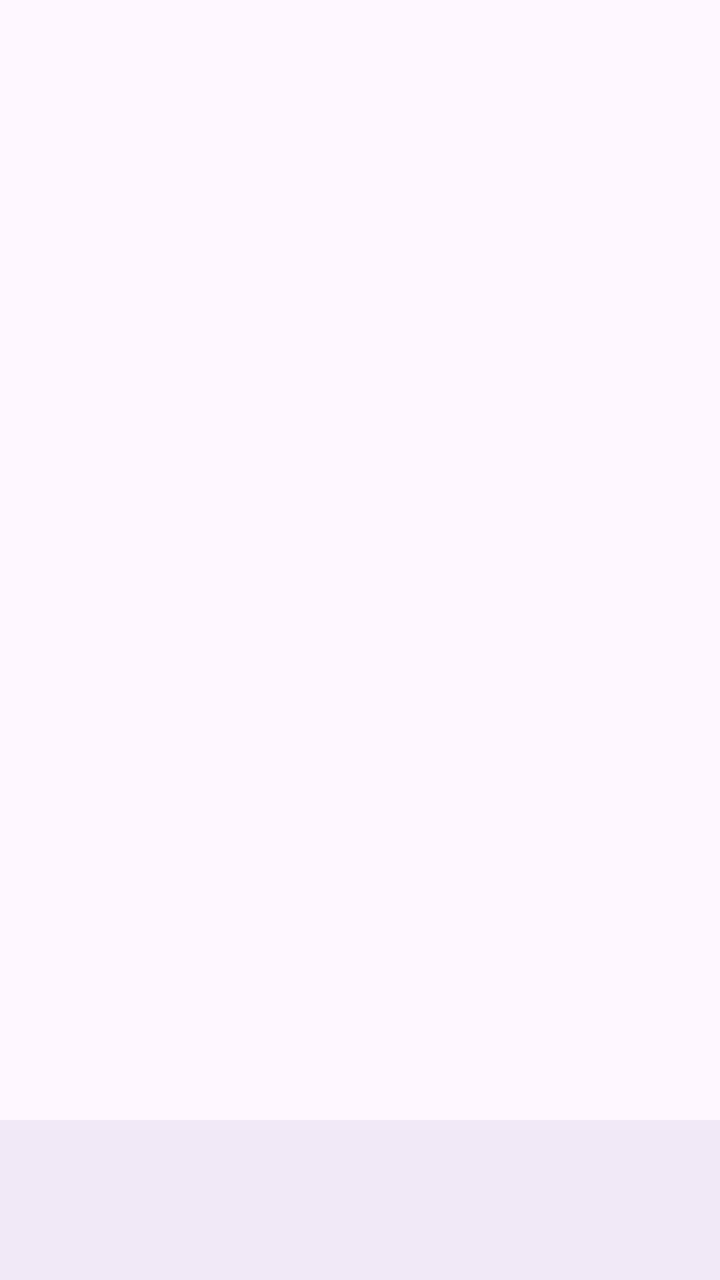
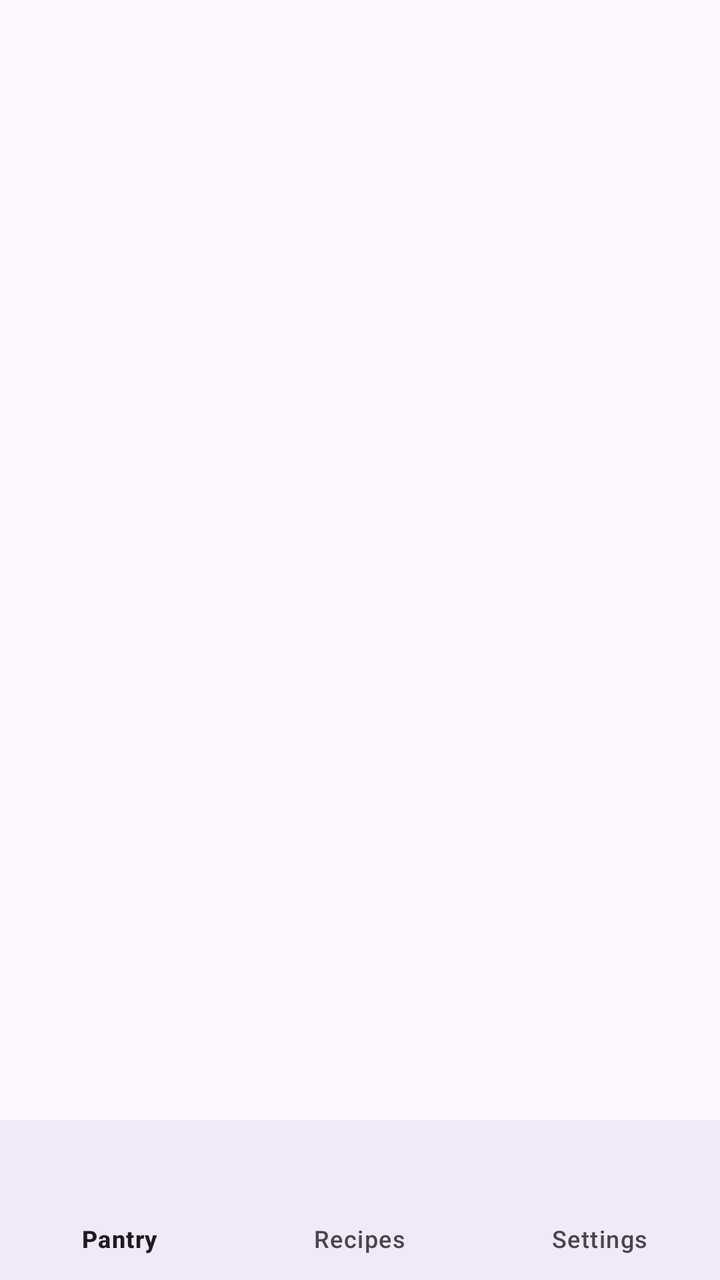

Two renders of the same Android screen: before a commit and after it. Below are the layout's source before the change and the commit's diff.
<!-- AndroidManifest.xml: application theme Theme.SmartPantryManager -->
<!-- res/layout/activity_suggested_recipes.xml -->
<?xml version="1.0" encoding="utf-8"?>
<RelativeLayout xmlns:android="http://schemas.android.com/apk/res/android"
    android:layout_width="match_parent"
    android:layout_height="match_parent">

    <androidx.recyclerview.widget.RecyclerView
        android:id="@+id/recyclerViewRecipes"
        android:layout_width="match_parent"
        android:layout_height="match_parent"
        android:layout_above="@id/bottomNavigationView" />

    <TextView
        android:id="@+id/textViewEmpty"
        android:layout_width="wrap_content"
        android:layout_height="wrap_content"
        android:layout_centerInParent="true"
        android:text="No recipes match your pantry yet - add more ingredients"
        android:visibility="gone" />

    <com.google.android.material.bottomnavigation.BottomNavigationView
        android:id="@+id/bottomNavigationView"
        android:layout_width="match_parent"
        android:layout_height="wrap_content"
        android:layout_alignParentBottom="true"
        android:background="?android:attr/windowBackground"
        android:menu="@menu/bottom_nav_menu" />
</RelativeLayout>
<!-- resources referenced by this layout -->
<resources>
  <style name="Theme.SmartPantryManager" parent="Base.Theme.SmartPantryManager" />
  <style name="Base.Theme.SmartPantryManager" parent="Theme.Material3.DayNight.NoActionBar">
          
          
      </style>
</resources>

<!-- the commit's change to res/layout/activity_suggested_recipes.xml (unified diff, before → after) -->
@@ -1,5 +1,6 @@
 <?xml version="1.0" encoding="utf-8"?>
 <RelativeLayout xmlns:android="http://schemas.android.com/apk/res/android"
+    xmlns:app="http://schemas.android.com/apk/res-auto"
     android:layout_width="match_parent"
     android:layout_height="match_parent">
 
@@ -23,5 +24,5 @@
         android:layout_height="wrap_content"
         android:layout_alignParentBottom="true"
         android:background="?android:attr/windowBackground"
-        android:menu="@menu/bottom_nav_menu" />
+        app:menu="@menu/bottom_nav_menu" />
 </RelativeLayout>
